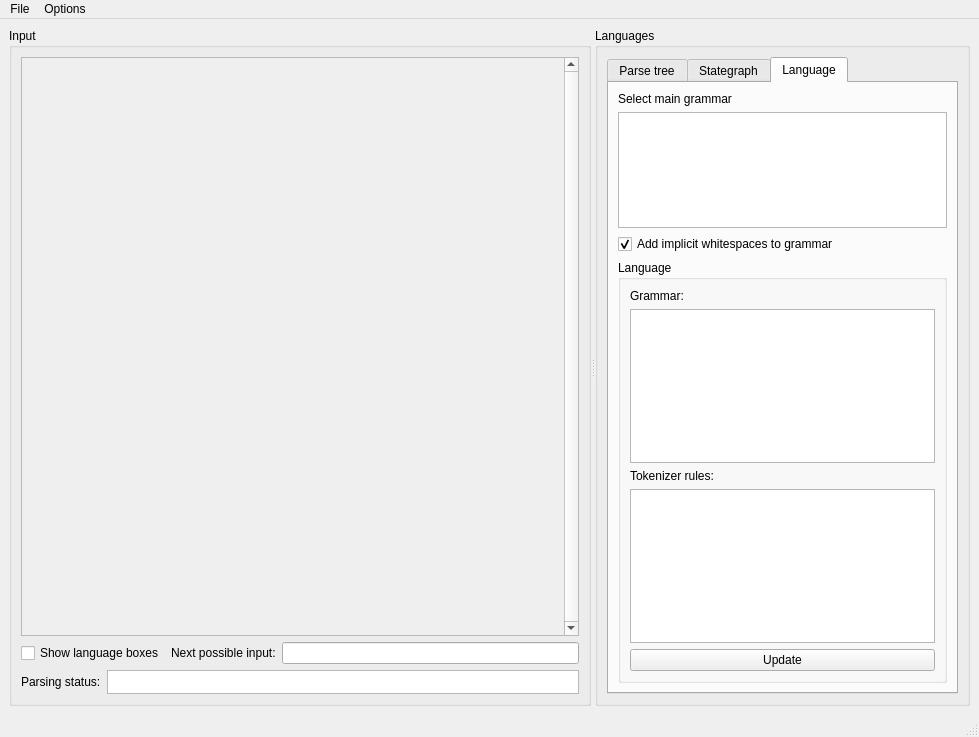
First picture: the form in node_editor/gui.ui, repository softdevteam/eco, before the edit.
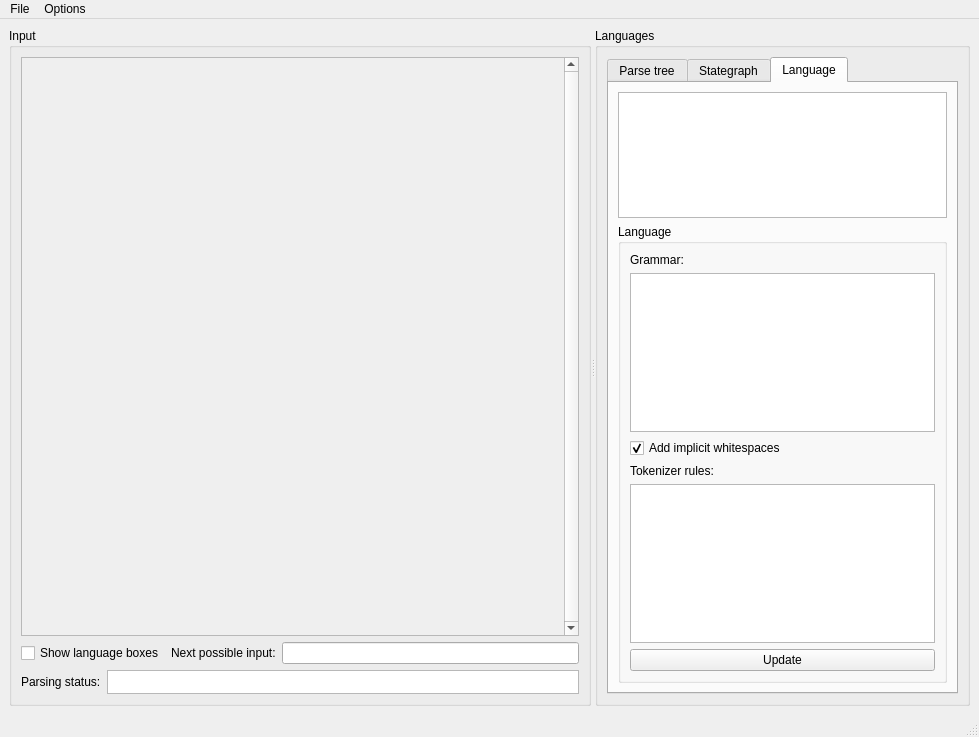
Second picture: the form after the edit. Custom widgets are drawn as their Qt base class.

Commit message: Interface consistency checks.

The edit to the form file:
```diff
--- a/node_editor/gui.ui
+++ b/node_editor/gui.ui
@@ -412,13 +412,6 @@
             <string>Language</string>
            </attribute>
            <layout class="QVBoxLayout" name="verticalLayout_4">
-            <item>
-             <widget class="QLabel" name="label_6">
-              <property name="text">
-               <string>Select main grammar</string>
-              </property>
-             </widget>
-            </item>
             <item>
              <widget class="QListWidget" name="listWidget">
               <property name="sizePolicy">
@@ -429,16 +422,6 @@
               </property>
              </widget>
             </item>
-            <item>
-             <widget class="QCheckBox" name="cb_add_implicit_ws">
-              <property name="text">
-               <string>Add implicit whitespaces to grammar</string>
-              </property>
-              <property name="checked">
-               <bool>true</bool>
-              </property>
-             </widget>
-            </item>
             <item>
              <widget class="QGroupBox" name="groupBox">
               <property name="sizePolicy">
@@ -468,6 +451,16 @@
                  </property>
                 </widget>
                </item>
+               <item>
+                <widget class="QCheckBox" name="cb_add_implicit_ws">
+                 <property name="text">
+                  <string>Add implicit whitespaces</string>
+                 </property>
+                 <property name="checked">
+                  <bool>true</bool>
+                 </property>
+                </widget>
+               </item>
                <item>
                 <widget class="QLabel" name="label_5">
                  <property name="text">
```
Left out of the diff: 17 changed lines with no effect on the pictures. The commit also changes 1 other file.
